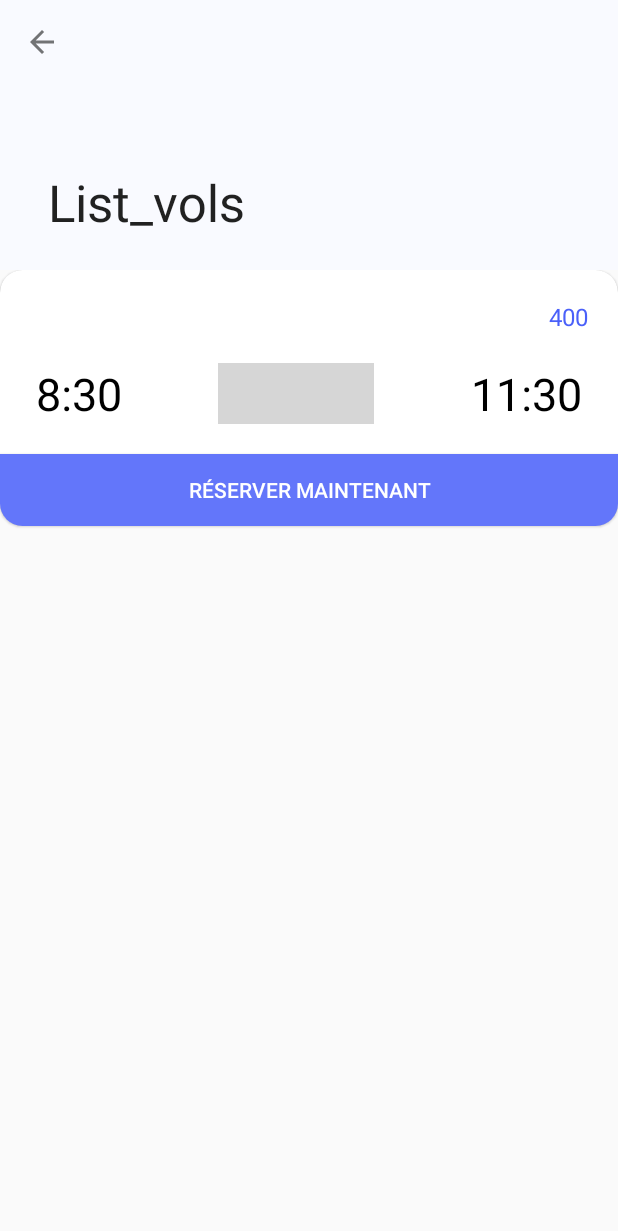
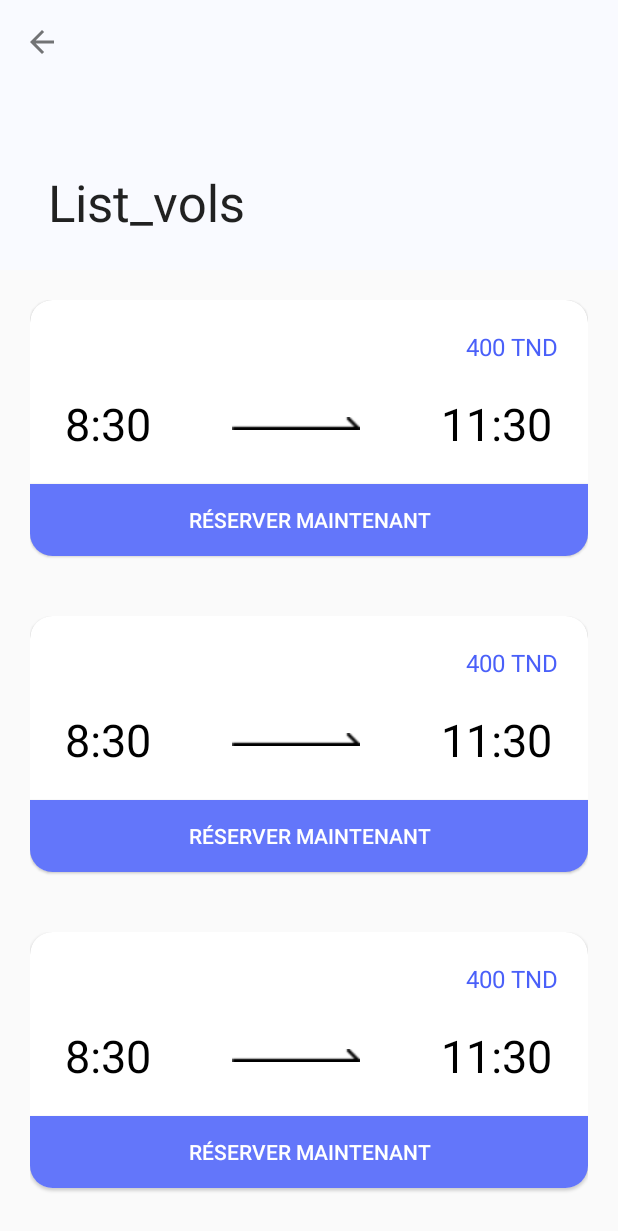
Before and after one commit to mrw007/android-reservation-vol, an Android app: the List_vols screen opened directly, with no data from a screen before it, on a phone screen of 412 x 824 dp. Shown: the top 1231 px of the screen. Run offline under Robolectric (Android 15) with nearby library versions, the phone set to English and light mode, and no system bars; grey boxes are pictures that could not be loaded.

Commit message:
recycler view fixed

```diff
--- a/app/src/main/java/com/wcompany/mrwah/reservation_vol/List_vols.java
+++ b/app/src/main/java/com/wcompany/mrwah/reservation_vol/List_vols.java
@@ -40,7 +40,7 @@ public class List_vols extends AppCompatActivity {
 
         for (int i=0; i<=10;i++) {
             List_vol_item l = new List_vol_item(
-                    "400",
+                    "400 TND",
                     "8:30",
                     "11:30"
             );
--- a/app/src/main/res/layout/content_list_vols.xml
+++ b/app/src/main/res/layout/content_list_vols.xml
@@ -9,9 +9,12 @@
     tools:showIn="@layout/activity_list_vols">
 
     <android.support.v7.widget.RecyclerView
+
+        android:layout_marginStart="20dp"
+        android:layout_marginEnd="20dp"
         android:id="@+id/liste_de_vol"
         android:layout_width="match_parent"
-        android:layout_height="wrap_content">
+        android:layout_height="match_parent">
     </android.support.v7.widget.RecyclerView>
 
 </android.support.v4.widget.NestedScrollView>
--- a/app/src/main/res/layout/list_vol_item.xml
+++ b/app/src/main/res/layout/list_vol_item.xml
@@ -3,11 +3,13 @@
     xmlns:android="http://schemas.android.com/apk/res/android"
     xmlns:app="http://schemas.android.com/apk/res-auto"
     android:layout_width="match_parent"
-    android:layout_height="match_parent">
+    android:layout_height="wrap_content"
+    android:layout_marginTop="20dp">
 <android.support.v7.widget.CardView
     android:layout_width="match_parent"
     app:cardElevation="1dp"
     app:cardCornerRadius="15dp"
+    android:layout_marginBottom="20dp"
     android:layout_height="wrap_content">
 
     <LinearLayout
@@ -52,8 +54,8 @@
                 android:layout_width="wrap_content"
                 android:layout_height="match_parent"
                 android:layout_weight="1"
-                android:layout_marginStart="60dp"
-                android:layout_marginEnd="60dp"
+                android:layout_marginStart="50dp"
+                android:layout_marginEnd="50dp"
                 app:srcCompat="@drawable/icon_arrowt" />
 
             <TextView
--- a/app/src/main/res/values/strings.xml
+++ b/app/src/main/res/values/strings.xml
@@ -93,4 +93,5 @@
         "when a user tries to pick up one of cards.\n\n"
     </string>
     <string name="action_settings">Settings</string>
+    <string name="title_activity_list__vol">List_VolActivity</string>
 </resources>
```
Also changed, not shown: app/src/main/res/drawable/icon_arrowt.png (added).
